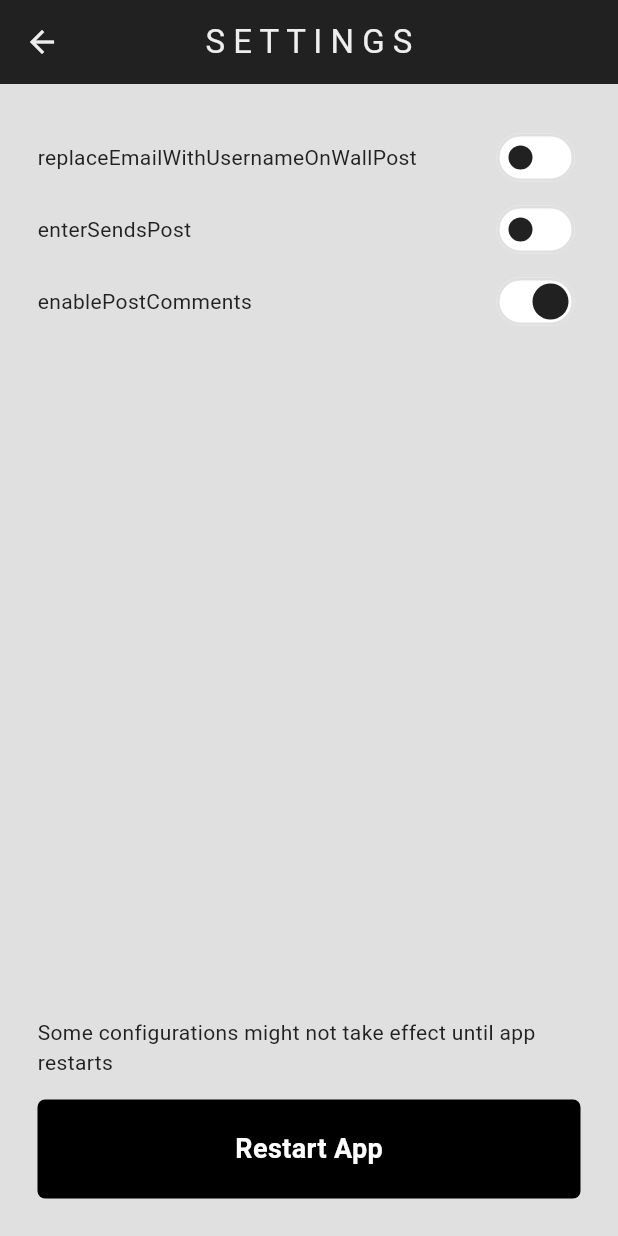
After one commit to lucas-marianno/flutter_social_network_the_bottle, a Flutter app: the SettingsPage screen opened directly, on a phone screen of 412 x 824 dp. The commit adds this screen. Run offline on Flutter 3.47's test engine with Material 2 defaults, Android fonts, the phone set to English and light mode, and no system bars; our stand-ins replace cloud_firestore, firebase_auth, firebase_core; missing offline and left inert: restart_app; accounts and stored records are empty.

Commit message:
dev setting page | comments refactoring

```diff
--- /dev/null
+++ b/lib/pages/setting_page.dart
@@ -0,0 +1,100 @@
+import 'package:flutter/material.dart';
+import 'package:restart_app/restart_app.dart';
+import 'package:the_wall/components/elevated_button.dart';
+import 'package:the_wall/settings.dart';
+
+class SettingsPage extends StatefulWidget {
+  const SettingsPage({super.key});
+
+  @override
+  State<SettingsPage> createState() => _SettingsPageState();
+}
+
+class _SettingsPageState extends State<SettingsPage> {
+  @override
+  Widget build(BuildContext context) {
+    return Scaffold(
+      backgroundColor: Colors.grey[300],
+      appBar: AppBar(
+        backgroundColor: Colors.grey[900],
+        foregroundColor: Colors.grey[200],
+        centerTitle: true,
+        title: const Text('S E T T I N G S'),
+      ),
+      body: Padding(
+        padding: const EdgeInsets.all(25),
+        child: Column(
+          children: [
+            Expanded(
+              child: ListView(
+                children: [
+                  SettingsTile(
+                    value: replaceEmailWithUsernameOnWallPost,
+                    title: 'replaceEmailWithUsernameOnWallPost',
+                    onChanged: (value) {
+                      replaceEmailWithUsernameOnWallPost = value;
+                      setState(() {});
+                    },
+                  ),
+                  SettingsTile(
+                    value: enterSendsPost,
+                    title: 'enterSendsPost',
+                    onChanged: (value) {
+                      enterSendsPost = value;
+                      setState(() {});
+                    },
+                  ),
+                  SettingsTile(
+                    value: enablePostComments,
+                    title: 'enablePostComments',
+                    onChanged: (value) {
+                      enablePostComments = value;
+                      setState(() {});
+                    },
+                  ),
+                ],
+              ),
+            ),
+            const Text('Some configurations might not take effect until app restarts'),
+            const SizedBox(height: 15),
+            MyButton(
+              text: 'Restart App',
+              onTap: () {
+                // TODO: replace with state management solution
+                Restart.restartApp();
+              },
+            ),
+          ],
+        ),
+      ),
+    );
+  }
+}
+
+class SettingsTile extends StatelessWidget {
+  const SettingsTile({
+    super.key,
+    required this.value,
+    required this.title,
+    required this.onChanged,
+  });
+  final bool value;
+  final String title;
+  final void Function(bool value)? onChanged;
+
+  @override
+  Widget build(BuildContext context) {
+    return Row(
+      mainAxisAlignment: MainAxisAlignment.spaceBetween,
+      children: [
+        Text(title),
+        Switch(
+          trackColor: const MaterialStatePropertyAll(Colors.white),
+          trackOutlineColor: MaterialStatePropertyAll(Colors.grey[300]),
+          value: value,
+          onChanged: onChanged,
+        ),
+      ],
+    );
+  }
+}
--- a/lib/settings.dart
+++ b/lib/settings.dart
@@ -1,2 +1,3 @@
-const replaceEmailWithUsernameOnWallPost = false;
-const enterSendsPost = false;
+var replaceEmailWithUsernameOnWallPost = false;
+var enterSendsPost = false;
+var enablePostComments = true;
--- a/pubspec.yaml
+++ b/pubspec.yaml
@@ -38,6 +38,7 @@ dependencies:
   firebase_core: ^2.15.0
   firebase_auth: ^4.7.1
   cloud_firestore: ^4.8.3
+  restart_app: ^1.2.1
 
 dev_dependencies:
   flutter_test:
```
Also changed, not shown: lib/components/comments.dart (+60 -0 lines), lib/components/drawer.dart (+6 -1 lines), lib/components/options_modal_bottom_sheet.dart (added, +18 -0 lines), lib/components/wall_post.dart (+19 -51 lines), pubspec.lock.
